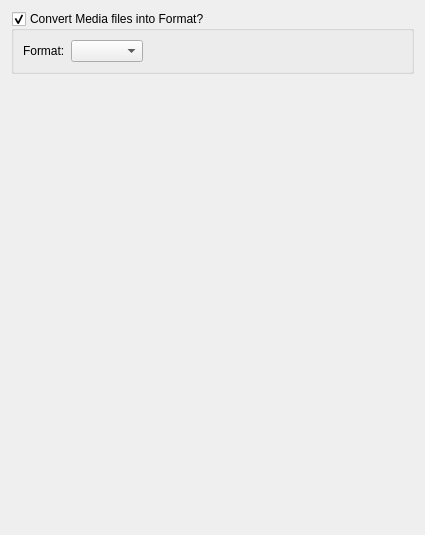
Qt form Preferences/UI/TranscodeGeneralSettings.ui (towel42-com/MediaManager) before a commit.
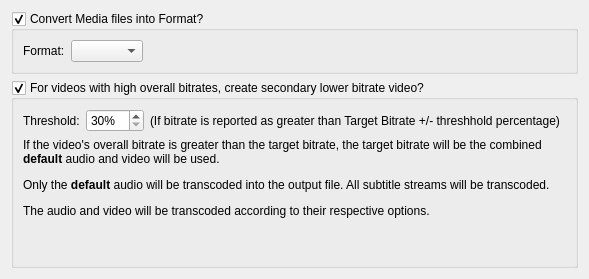
The same form after that commit.

Commit message: Rename API to better represent why the transcoding is going on Separate out audio and video from overall bitrate

```diff
--- a/Preferences/UI/TranscodeGeneralSettings.ui
+++ b/Preferences/UI/TranscodeGeneralSettings.ui
@@ -6,8 +6,8 @@
    <rect>
     <x>0</x>
     <y>0</y>
-    <width>425</width>
-    <height>535</height>
+    <width>373</width>
+    <height>279</height>
    </rect>
   </property>
   <property name="windowTitle">
@@ -59,6 +59,68 @@
      </layout>
     </widget>
    </item>
+   <item>
+    <widget class="QGroupBox" name="generateLowBitrateVideo">
+     <property name="title">
+      <string>For videos with high overall bitrates, create secondary lower bitrate video?</string>
+     </property>
+     <property name="checkable">
+      <bool>true</bool>
+     </property>
+     <layout class="QGridLayout" name="gridLayout_2">
+      <item row="0" column="0">
+       <widget class="QLabel" name="label_12">
+        <property name="text">
+         <string>Threshold:</string>
+        </property>
+       </widget>
+      </item>
+      <item row="0" column="1">
+       <widget class="QSpinBox" name="bitrateThreshold">
+        <property name="suffix">
+         <string>%</string>
+        </property>
+        <property name="minimum">
+         <number>30</number>
+        </property>
+        <property name="maximum">
+         <number>200</number>
+        </property>
+       </widget>
+      </item>
+      <item row="0" column="3">
+       <spacer name="horizontalSpacer_9">
+        <property name="orientation">
+         <enum>Qt::Horizontal</enum>
+        </property>
+        <property name="sizeHint" stdset="0">
+         <size>
+          <width>40</width>
+          <height>20</height>
+         </size>
+        </property>
+       </spacer>
+      </item>
+      <item row="0" column="2">
+       <widget class="QLabel" name="label_13">
+        <property name="text">
+         <string>(If bitrate is reported as greater than Target Bitrate +/- threshhold percentage)</string>
+        </property>
+       </widget>
+      </item>
+      <item row="1" column="0" colspan="4">
+       <widget class="QLabel" name="label_2">
+        <property name="text">
+         <string>&lt;html&gt;&lt;head/&gt;&lt;body&gt;&lt;p&gt;If the video's overall bitrate is greater than the target bitrate, the target bitrate will be the combined &lt;span style=&quot; font-weight:600;&quot;&gt;default&lt;/span&gt; audio and video will be used. &lt;/p&gt;&lt;p&gt;Only the &lt;span style=&quot; font-weight:600;&quot;&gt;default&lt;/span&gt; audio will be transcoded into the output file. All subtitle streams will be transcoded.&lt;/p&gt;&lt;p&gt;The audio and video will be transcoded according to their respective options. &lt;/p&gt;&lt;p&gt;&lt;br/&gt;&lt;/p&gt;&lt;/body&gt;&lt;/html&gt;</string>
+        </property>
+        <property name="wordWrap">
+         <bool>true</bool>
+        </property>
+       </widget>
+      </item>
+     </layout>
+    </widget>
+   </item>
    <item>
     <spacer name="verticalSpacer_7">
      <property name="orientation">
```
The commit also changes 22 other files.
